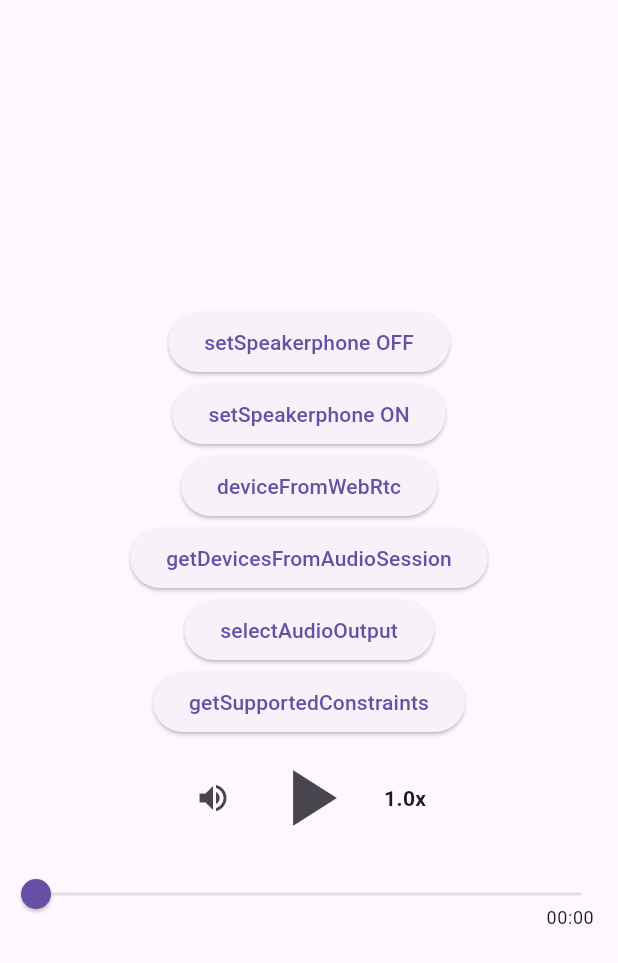
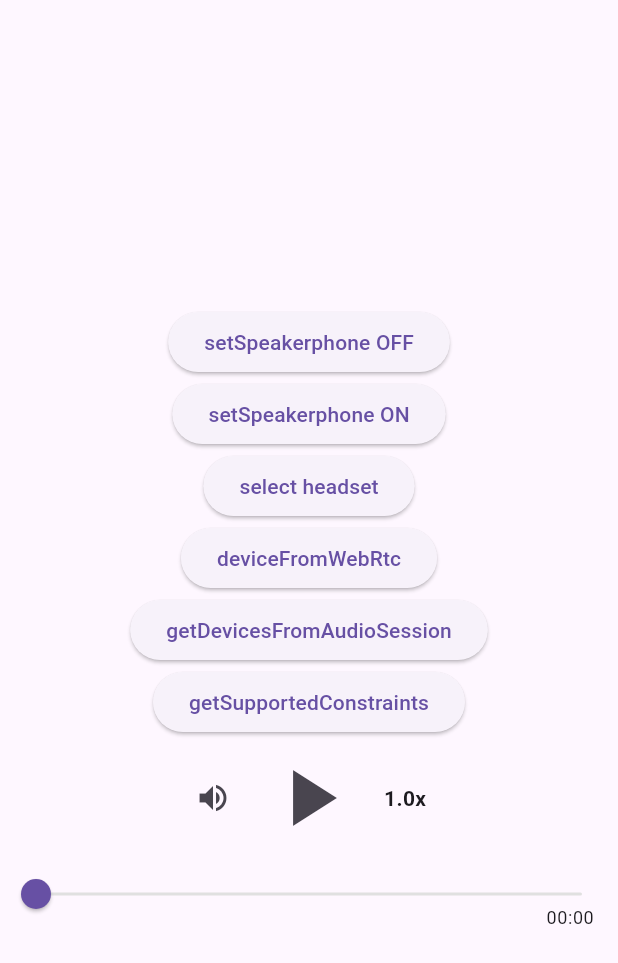
Before and after one commit to lapitski/test_connected_mediadevices, a Flutter app: the screen it shows after launch, on a phone screen of 412 x 824 dp. Shown: the top 963 px of the screen. Run offline on Flutter 3.47's test engine with Material 3 defaults, Android fonts, the light colour scheme and no system bars; our stand-ins replace just_audio, rxdart; missing offline and left inert: audio_session, flutter_webrtc.

Commit message:
new methods

```diff
--- a/lib/main.dart
+++ b/lib/main.dart
@@ -55,7 +55,7 @@ class MyAppState extends State<MyApp> with WidgetsBindingObserver {
     //   androidWillPauseWhenDucked: true,
     // ));
     // subToInterruptionEventStream();
-    // subDevicesChangedEventStream();
+     //subDevicesChangedEventStream();
     // subBecomingNoisyEventStream();
     navigator.mediaDevices.ondevicechange = onDeviceChange;
 
@@ -179,6 +179,7 @@ class MyAppState extends State<MyApp> with WidgetsBindingObserver {
 
   @override
   Widget build(BuildContext context) {
+
     return MaterialApp(
       debugShowCheckedModeBanner: false,
       home: Scaffold(
@@ -197,7 +198,11 @@ class MyAppState extends State<MyApp> with WidgetsBindingObserver {
                     Helper.setSpeakerphoneOn(true);
                   },
                   child: Text('setSpeakerphone ON')),
-
+ ElevatedButton(
+                  onPressed: () {
+                    Helper.selectAudioOutput('headset');
+                  },
+                  child: Text('select headset')),
               ElevatedButton(
                   onPressed: () {
                     deviceFromWebRtc();
@@ -209,15 +214,7 @@ class MyAppState extends State<MyApp> with WidgetsBindingObserver {
                     getDevices();
                   },
                   child: Text('getDevicesFromAudioSession')),
-              ElevatedButton(
-                  onPressed: () async {
-                    final mediaDeviceInfo = await navigator.mediaDevices
-                        .selectAudioOutput(
-                            AudioOutputOptions(deviceId: 'bluetooth'));
-                    dev.log(
-                        'mediaDeviceInfo: ${mediaDeviceInfo.deviceId}, ${mediaDeviceInfo.groupId}, ${mediaDeviceInfo.kind}, ${mediaDeviceInfo.label}');
-                  },
-                  child: Text('selectAudioOutput')),
+
               ElevatedButton(
                   onPressed: () {
                     final constr =
```
